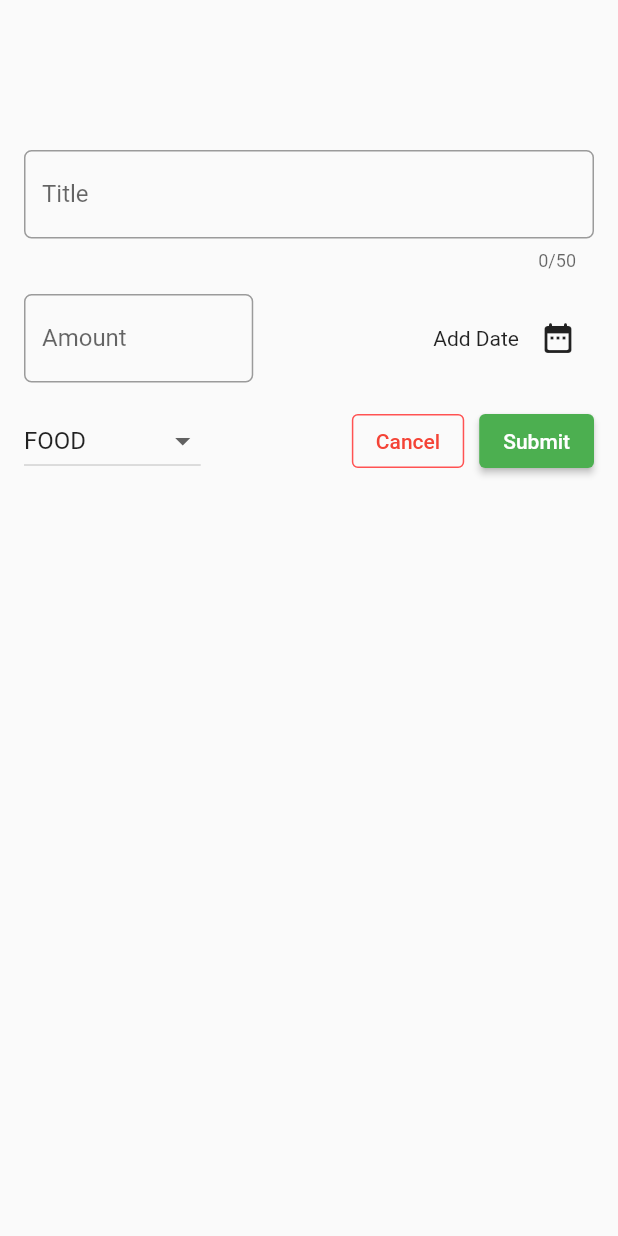
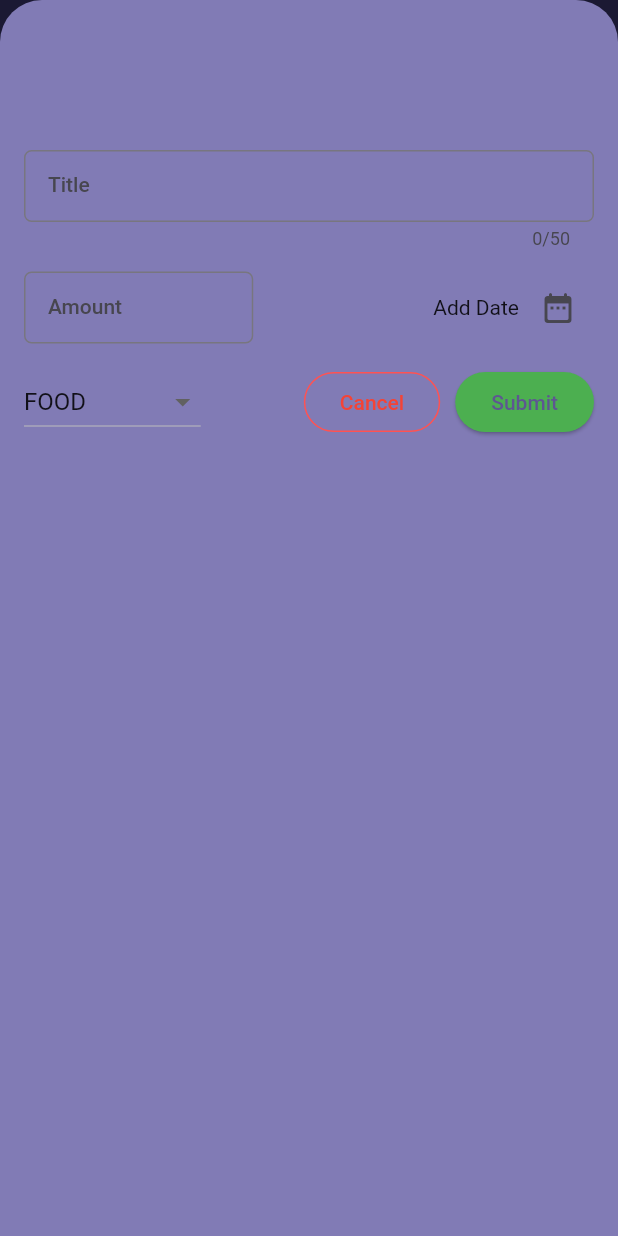
Before and after one commit to AsimRoyChowdhury/spendwise, a Flutter app: the screen it shows after launch, after a tap on the "add" icon, on a phone screen of 412 x 824 dp. Run offline on Flutter 3.47's test engine with Material 2 defaults, Android fonts, the phone set to English and light mode, and no system bars.

Commit message:
Added Theming

```diff
--- a/lib/main.dart
+++ b/lib/main.dart
@@ -1,10 +1,32 @@
 import 'package:flutter/material.dart';
 import 'package:spendwise/widgets/expenses.dart';
 
+ColorScheme kColorScheme = ColorScheme.fromSeed(
+  seedColor: const Color.fromARGB(255, 61, 51, 132),
+);
+
 void main() {
   runApp(
-    const MaterialApp(
-      home: Expenses(),
+    MaterialApp(
+      theme: ThemeData().copyWith(
+        useMaterial3: true,
+        scaffoldBackgroundColor: const Color.fromARGB(255, 47, 45, 65),
+        colorScheme: kColorScheme,
+        appBarTheme: const AppBarTheme().copyWith(
+          backgroundColor: const Color.fromARGB(255, 58, 54, 111),
+          foregroundColor: const Color.fromARGB(255, 255, 255, 255),
+        ),
+        cardTheme: const CardTheme().copyWith(
+          color: const Color.fromARGB(255, 80, 76, 110),
+          margin: const EdgeInsets.symmetric(horizontal: 16, vertical: 8),
+          elevation: 8,
+          shadowColor: const Color.fromARGB(255, 2, 2, 2),
+        ),
+        bottomSheetTheme: const BottomSheetThemeData().copyWith(
+          backgroundColor: const Color.fromARGB(255, 129, 123, 181),
+        ),
+      ),
+      home: const Expenses(),
     ),
   );
 }
```
